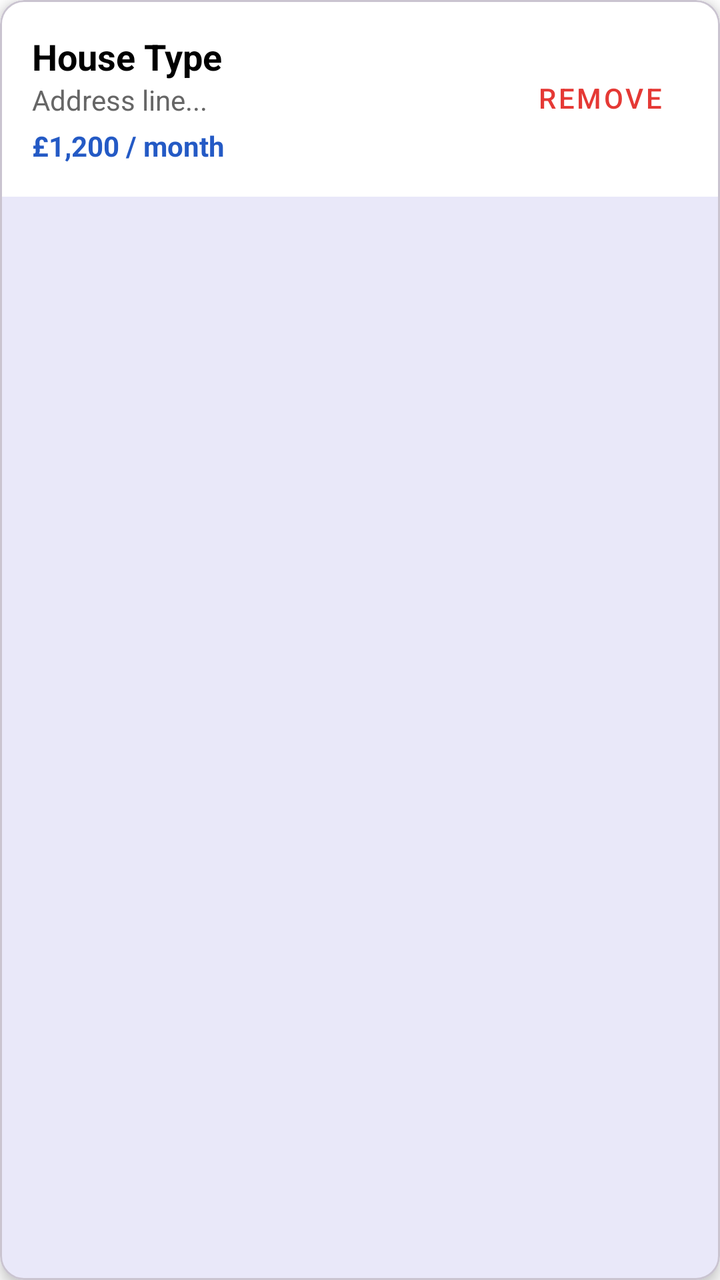
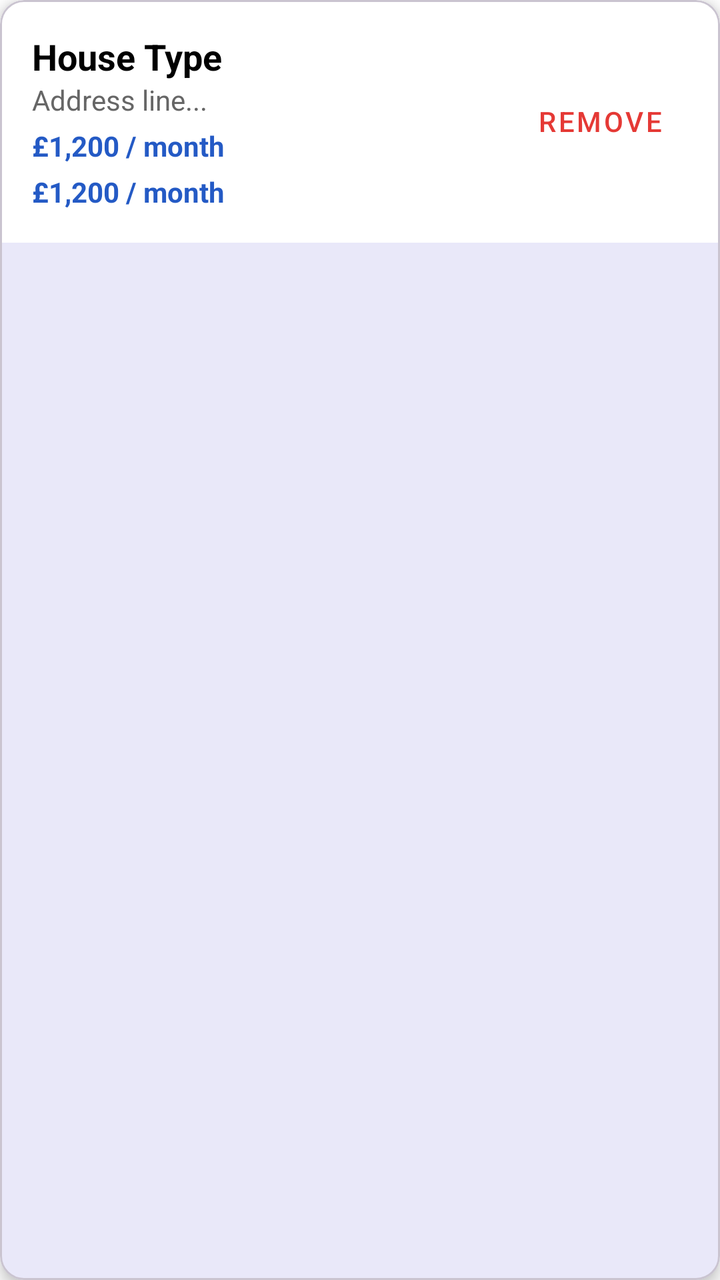

An Android layout rendered at two revisions. The XML below is the earlier revision; the diff shows what the commit changed to produce the second picture.
<!-- AndroidManifest.xml: application theme Theme.ProbbyApp -->
<!-- res/layout/item_properties.xml -->
<?xml version="1.0" encoding="utf-8"?>
<com.google.android.material.card.MaterialCardView
    xmlns:android="http://schemas.android.com/apk/res/android"
    xmlns:app="http://schemas.android.com/apk/res-auto"
    android:layout_width="match_parent"
    android:layout_height="wrap_content"
    android:layout_margin="8dp"
    app:cardCornerRadius="12dp"
    app:cardElevation="4dp"
    android:background="?attr/colorOnBackground"
    android:foreground="?attr/selectableItemBackground">

    <LinearLayout
        android:layout_width="match_parent"
        android:layout_height="wrap_content"
        android:orientation="horizontal"
        android:gravity="center_vertical"
        android:background="?attr/android:colorBackground"
        >
    <LinearLayout
        android:layout_width="0dp"
        android:layout_height="wrap_content"
        android:layout_weight="1"
        android:orientation="vertical"
        android:padding="16dp"
        >

        <TextView
            android:id="@+id/tvPropertyType"
            android:layout_width="match_parent"
            android:layout_height="wrap_content"
            android:text="@string/house_type"
            android:textSize="18sp"
            android:textStyle="bold" />

        <TextView
            android:id="@+id/tvPropertyAddress"
            android:layout_width="match_parent"
            android:layout_height="wrap_content"
            android:text="@string/address_line"
            android:textColor="#666666" />

        <TextView
            android:id="@+id/tvPropertyPrice"
            android:layout_width="match_parent"
            android:layout_height="wrap_content"
            android:layout_marginTop="4dp"
            android:text="@string/_1_200_month"
            android:textColor="?attr/colorPrimary"
            android:textStyle="bold" />

    </LinearLayout>
    <Button
        android:id="@+id/remove_btn"
        android:layout_width="wrap_content"
        android:layout_height="wrap_content"
        android:layout_marginEnd="16dp"
        android:text="@string/remove"
        style="@style/Widget.MaterialComponents.Button.TextButton.Icon"
        app:iconTint="#E53935"
        android:textColor="#E53935">

    </Button>
    </LinearLayout>


</com.google.android.material.card.MaterialCardView>
<!-- resources referenced by this layout -->
<resources>
  <string name="_1_200_month">£1,200 / month</string>
  <string name="address_line">Address line...</string>
  <string name="house_type">House Type</string>
  <string name="remove">Remove</string>
  <style name="Theme.ProbbyApp" parent="Theme.MaterialComponents.DayNight.DarkActionBar">
          
          <item name="colorPrimary">#245AC5</item>
          <item name="colorPrimaryVariant">#373738</item>
          <item name="colorOnPrimary">@color/white</item>
          
          <item name="colorSecondary">#454242</item>
          <item name="colorSecondaryVariant">@color/teal_700</item>
          <item name="colorOnSecondary">@color/black</item>
          
          <item name="android:statusBarColor">#245AC5</item>
          
      </style>
  <color name="white">#FFFFFFFF</color>
  <color name="teal_700">#FF018786</color>
  <color name="black">#FF000000</color>
</resources>

<!-- the commit's change to res/layout/item_properties.xml (unified diff, before → after) -->
@@ -48,6 +48,16 @@
             android:text="@string/_1_200_month"
             android:textColor="?attr/colorPrimary"
             android:textStyle="bold" />
+        <TextView
+            android:id="@+id/tvPropertyMortgage"
+            android:layout_width="match_parent"
+            android:layout_height="wrap_content"
+            android:layout_marginTop="4dp"
+            android:text="@string/_1_200_month"
+            android:textColor="?attr/colorPrimary"
+            android:textStyle="bold">
+
+        </TextView>
 
     </LinearLayout>
     <Button
